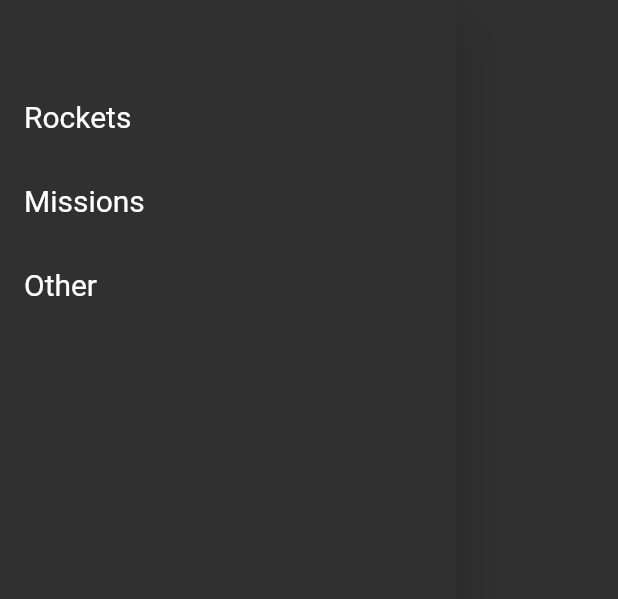
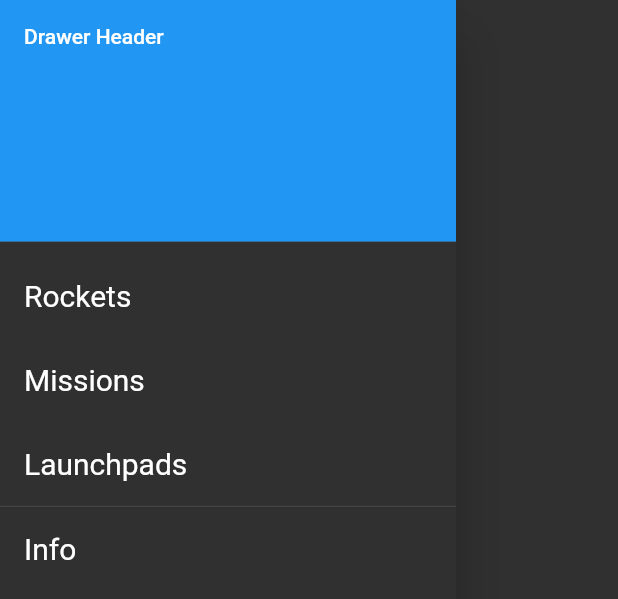
Before and after one commit to sbianzo/SpaceXTracker, a Flutter app: the AppDrawer widget shown alone on an empty page, opened directly, on a phone screen of 412 x 824 dp. Shown: the top 599 px of the screen. Run offline on Flutter 3.47's test engine with Material 2 defaults, Android fonts, the phone set to English and light mode, and no system bars; our stand-ins replace google_fonts, rxdart; network calls fail.

Commit message:
add info company

```diff
--- a/lib/bloc/launch_bloc.dart
+++ b/lib/bloc/launch_bloc.dart
@@ -4,34 +4,54 @@ import '../model/launch_model.dart';
 import '../model/mission_model.dart';
 import '../model/rocket_model.dart';
 import '../service/launch_service.dart';
+import '../model/launchpads_model.dart';
+import '../model/info_model.dart';
 
 class LaunchBloc {
   final _launch = BehaviorSubject<Launch>();
   final _launchService = LaunchService();
   final _listRocket = BehaviorSubject<List<Rocket>>();
   final _listMission = BehaviorSubject<List<Mission>>();
+  final _listLaunchpads = BehaviorSubject<List<Launchpad>>();
+  final _infoCompany = BehaviorSubject<Info>();
 
   LaunchBloc() {
     loadLaunch();
     getRocket();
     getMission();
+    getLaunchpad();
+    getInfo();
   }
 
   //Getters
   Stream<Launch> get launch => _launch.stream;
   Stream<List<Rocket>> get listRocket => _listRocket.stream;
   Stream<List<Mission>> get listMission => _listMission.stream;
+  Stream<List<Launchpad>> get listLaunchpad => _listLaunchpads.stream;
+  Stream<Info> get infoCompany => _infoCompany.stream;
 
   //Setters
   Function(Launch) get changeLaunch => _launch.sink.add;
   Function(List<Rocket>) get changeListRocket => _listRocket.sink.add;
   Function(List<Mission>) get changeListMission => _listMission.sink.add;
+  Function(List<Launchpad>) get changeListLaunchpad => _listLaunchpads.sink.add;
+  Function(Info) get changeInfo => _infoCompany.sink.add;
 
   //Dispose
   dispose() {
     _launch.close();
     _listRocket.close();
     _listMission.close();
+    _listLaunchpads.close();
+    _infoCompany.close();
+  }
+
+  Future<void> getInfo() async {
+    changeInfo(await _launchService.getInfoCompany());
+  }
+
+  Future<void> getLaunchpad() async {
+    changeListLaunchpad(await _launchService.getLaunchpadList());
   }
 
   Future<void> getMission() async {
--- /dev/null
+++ b/lib/model/info_model.dart
@@ -0,0 +1,53 @@
+class Info {
+  final String name;
+  final String founder;
+  final int yearFounded;
+  final int employees;
+  final String summary;
+  final Headquarter headquarter;
+  final Links links;
+
+  Info(
+      {this.employees,
+      this.founder,
+      this.headquarter,
+      this.links,
+      this.name,
+      this.summary,
+      this.yearFounded});
+
+  Info.fromJson(Map<String, dynamic> parsedJson)
+      : name = parsedJson['name'],
+        founder = parsedJson['founder'],
+        employees = parsedJson['employees'],
+        summary = parsedJson['summary'],
+        headquarter = Headquarter.fromJson(parsedJson['headquarters']),
+        links = Links.fromJson(parsedJson['links']),
+        yearFounded = parsedJson['founded'];
+}
+
+class Headquarter {
+  final String address;
+  final String city;
+  final String state;
+
+  Headquarter({this.address, this.city, this.state});
+
+  Headquarter.fromJson(Map<String, dynamic> parsedJson)
+      : address = parsedJson['address'],
+        city = parsedJson['city'],
+        state = parsedJson['state'];
+}
+
+class Links {
+  final String website;
+  final String twitter;
+  final String elonTwitter;
+
+  Links({this.elonTwitter, this.twitter, this.website});
+
+  Links.fromJson(Map<String, dynamic> parsedJson)
+      : website = parsedJson['website'],
+        twitter = parsedJson['twitter'],
+        elonTwitter = parsedJson['elon_twitter'];
+}
--- a/lib/service/launch_service.dart
+++ b/lib/service/launch_service.dart
@@ -1,9 +1,12 @@
 import 'package:http/http.dart' as http;
+
 import 'dart:convert' as convert;
 
 import '../model/launch_model.dart';
 import '../model/mission_model.dart';
 import '../model/rocket_model.dart';
+import '../model/launchpads_model.dart';
+import '../model/info_model.dart';
 
 class LaunchService {
   Future<Launch> getLaunch(int n) async {
@@ -36,4 +39,24 @@ class LaunchService {
 
     return missions;
   }
+
+  Future<List<Launchpad>> getLaunchpadList() async {
+    var response = await http.get('https://api.spacexdata.com/v3/launchpads');
+
+    List<Launchpad> launchpads = (convert.jsonDecode(response.body) as List)
+        .map((data) => Launchpad.fromJson(data))
+        .toList();
+
+    return launchpads;
+  }
+
+  Future<Info> getInfoCompany() async {
+    var response = await http.get('https://api.spacexdata.com/v3/info');
+
+    var json = convert.jsonDecode(response.body);
+
+    var info = Info.fromJson(json);
+
+    return info;
+  }
 }
--- a/lib/widget/drawer.dart
+++ b/lib/widget/drawer.dart
@@ -3,6 +3,8 @@ import 'package:flutter/material.dart';
 import '../main.dart';
 import '../screens/mission.dart';
 import '../screens/rocket.dart';
+import '../screens/launchpad.dart';
+import '../screens/info_company.dart';
 
 class AppDrawer extends StatelessWidget {
   final bool isHome;
@@ -12,10 +14,14 @@ class AppDrawer extends StatelessWidget {
   @override
   Widget build(BuildContext context) {
     return Drawer(
-      child: Padding(
-        padding: const EdgeInsets.symmetric(vertical: 50),
-        child: Column(
+      child: ListView(
         children: <Widget>[
+          DrawerHeader(
+            child: Text('Drawer Header'),
+            decoration: BoxDecoration(
+              color: Colors.blue,
+            ),
+          ),
           isHome == false
               ? ListTile(
                   title: Text(
@@ -23,8 +29,8 @@ class AppDrawer extends StatelessWidget {
                     style: TextStyle(fontSize: 20),
                   ),
                   onTap: () {
-                      Navigator.of(context).push(
-                          MaterialPageRoute(builder: (context) => Home()));
+                    Navigator.of(context)
+                        .push(MaterialPageRoute(builder: (context) => Home()));
                   },
                 )
               : Container(),
@@ -50,13 +56,26 @@ class AppDrawer extends StatelessWidget {
           ),
           ListTile(
             title: Text(
-                'Other',
+              'Launchpads',
               style: TextStyle(fontSize: 20),
             ),
-              onTap: () {},
+            onTap: () {
+              Navigator.of(context).push(
+                  MaterialPageRoute(builder: (context) => LaunchpadScreen()));
+            },
+          ),
+          Divider(height: 1),
+          ListTile(
+            title: Text(
+              'Info',
+              style: TextStyle(fontSize: 20),
+            ),
+            onTap: () {
+              Navigator.of(context)
+                  .push(MaterialPageRoute(builder: (context) => InfoCompany()));
+            },
           ),
         ],
-        ),
       ),
     );
   }
```
Also changed, not shown: lib/model/launchpads_model.dart (added, +29 -0 lines), lib/screens/info_company.dart (added, +40 -0 lines), lib/screens/launchpad.dart (added, +40 -0 lines). Lines whose indentation alone changed are shown as unchanged.
